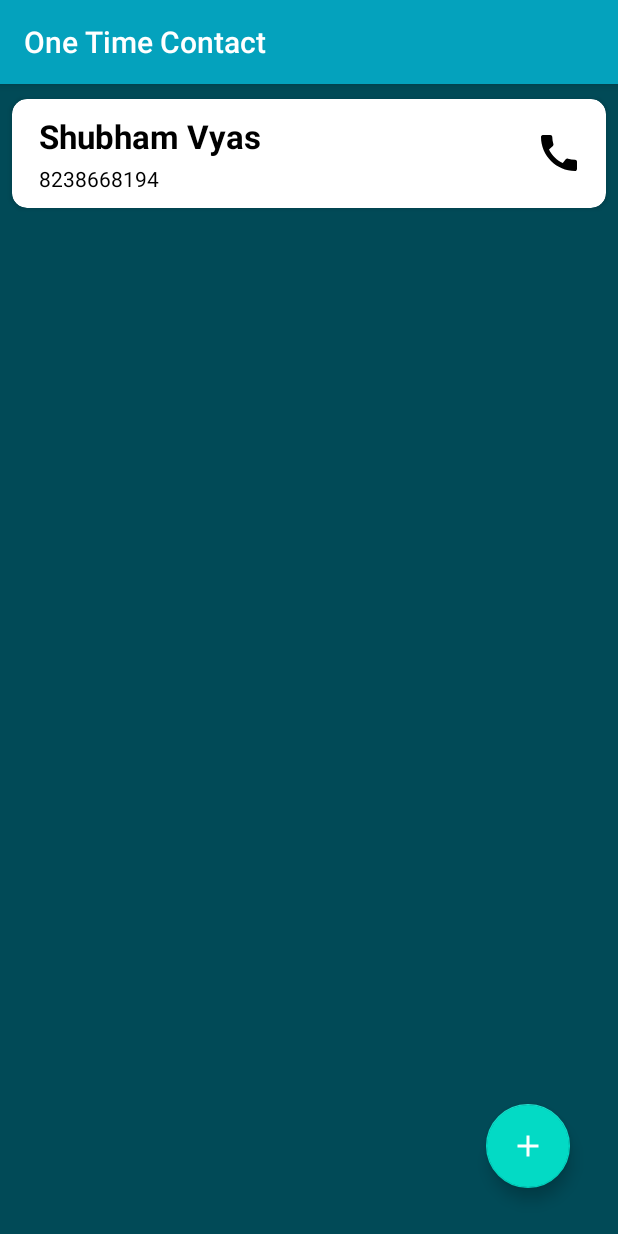
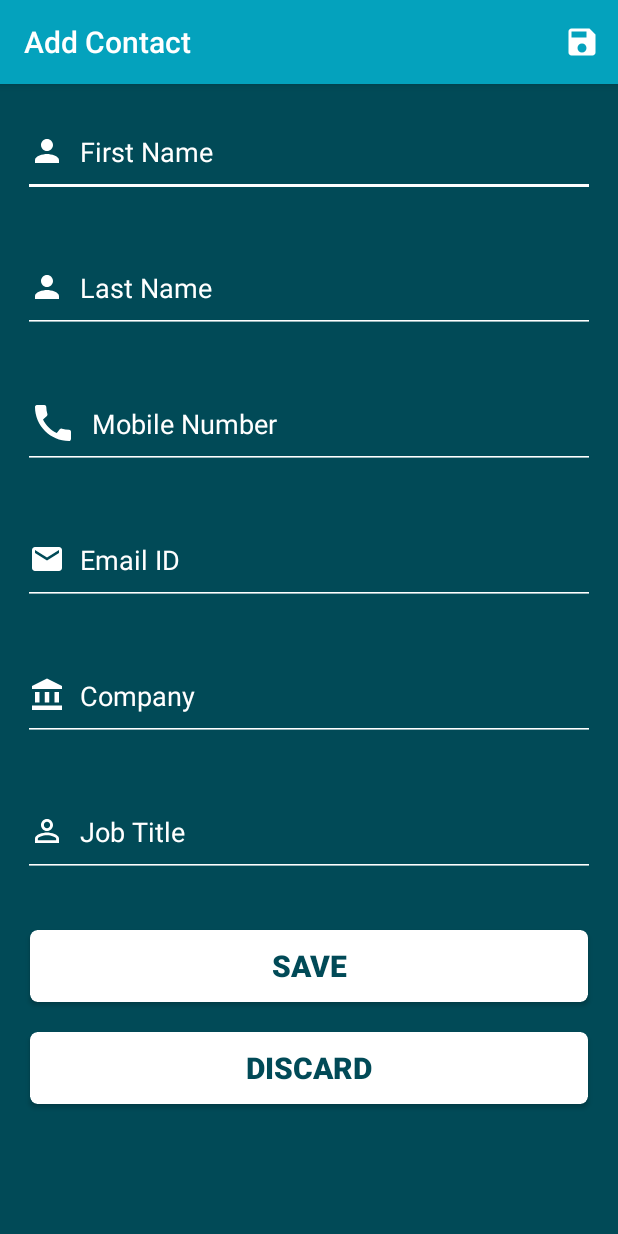
Before and after one commit to encycode/oneTimeContacts, an Android app: the screen it shows after launch (MainActivity before the commit, AddContact after it), on a phone screen of 412 x 824 dp. Run offline under Robolectric (Android 15) with nearby library versions, the phone set to English and light mode, and no system bars.

```diff
--- /dev/null
+++ b/app/src/main/java/com/encycode/onetimecontact/AddContact.java
@@ -0,0 +1,85 @@
+package com.encycode.onetimecontact;
+
+import androidx.annotation.NonNull;
+import androidx.appcompat.app.AppCompatActivity;
+
+import android.content.Intent;
+import android.os.Bundle;
+import android.view.Menu;
+import android.view.MenuInflater;
+import android.view.MenuItem;
+import android.widget.Button;
+import android.widget.EditText;
+import android.widget.Toast;
+
+public class AddContact extends AppCompatActivity {
+
+    private EditText fName, lName, mobile, email, company, jobTitle;
+    private Button save, discard;
+
+    @Override
+    protected void onCreate(Bundle savedInstanceState) {
+        super.onCreate(savedInstanceState);
+        setContentView(R.layout.activity_add_contact);
+
+        getSupportActionBar().setHomeAsUpIndicator(R.drawable.close);
+        setTitle("Add Contact");
+
+        fName = findViewById(R.id.firstNameET);
+        lName = findViewById(R.id.lastNameET);
+        mobile = findViewById(R.id.mobileNumberET);
+        email = findViewById(R.id.emailIdET);
+        company = findViewById(R.id.companyET);
+        jobTitle = findViewById(R.id.jobET);
+
+        save = findViewById(R.id.saveBtn);
+        discard = findViewById(R.id.discardBtn);
+    }
+    private void saveContact()
+    {
+        String fNameStr = fName.getText().toString();
+        String lNameStr = lName.getText().toString();
+        String mobileStr = mobile.getText().toString();
+        String emailStr = email.getText().toString();
+        String companyStr = company.getText().toString();
+        String jobStr = jobTitle.getText().toString();
+
+        if(fNameStr.trim().isEmpty() || mobileStr.trim().isEmpty())
+        {
+            Toast.makeText(this, "Please inserts Mandatory fields", Toast.LENGTH_SHORT).show();
+            return;
+        }
+
+        Intent data = new Intent();
+        data.putExtra("fName",fNameStr);
+        data.putExtra("lname",lNameStr);
+        data.putExtra("mobile",mobileStr);
+        data.putExtra("email",emailStr);
+        data.putExtra("company",companyStr);
+        data.putExtra("jobTitle",jobStr);
+
+        setResult(RESULT_OK,data);
+        finish();
+    }
+
+    @Override
+    public boolean onCreateOptionsMenu(Menu menu) {
+        MenuInflater menuInflater = getMenuInflater();
+        menuInflater.inflate(R.menu.add_contact_menu, menu);
+        return true;
+    }
+
+    @Override
+    public boolean onOptionsItemSelected(@NonNull MenuItem item) {
+
+        switch (item.getItemId()) {
+            case R.id.saveContact:
+                saveContact();
+                return true;
+
+            default:
+                return super.onOptionsItemSelected(item);
+        }
+
+    }
+}
--- /dev/null
+++ b/app/src/main/res/drawable/close.xml
@@ -0,0 +1,5 @@
+<vector android:height="24dp" android:tint="#FFFFFF"
+    android:viewportHeight="24" android:viewportWidth="24"
+    android:width="24dp" xmlns:android="http://schemas.android.com/apk/res/android">
+    <path android:fillColor="@android:color/white" android:pathData="M19,6.41L17.59,5 12,10.59 6.41,5 5,6.41 10.59,12 5,17.59 6.41,19 12,13.41 17.59,19 19,17.59 13.41,12z"/>
+</vector>
--- /dev/null
+++ b/app/src/main/res/drawable/company.xml
@@ -0,0 +1,9 @@
+<vector android:height="24dp" android:tint="#FFFFFF"
+    android:viewportHeight="24" android:viewportWidth="24"
+    android:width="24dp" xmlns:android="http://schemas.android.com/apk/res/android">
+    <path android:fillColor="@android:color/white" android:pathData="M4,10h3v7h-3z"/>
+    <path android:fillColor="@android:color/white" android:pathData="M10.5,10h3v7h-3z"/>
+    <path android:fillColor="@android:color/white" android:pathData="M2,19h20v3h-20z"/>
+    <path android:fillColor="@android:color/white" android:pathData="M17,10h3v7h-3z"/>
+    <path android:fillColor="@android:color/white" android:pathData="M12,1l-10,5l0,2l20,0l0,-2z"/>
+</vector>
--- /dev/null
+++ b/app/src/main/res/drawable/email.xml
@@ -0,0 +1,5 @@
+<vector android:height="24dp" android:tint="#FFFFFF"
+    android:viewportHeight="24" android:viewportWidth="24"
+    android:width="24dp" xmlns:android="http://schemas.android.com/apk/res/android">
+    <path android:fillColor="@android:color/white" android:pathData="M20,4L4,4c-1.1,0 -1.99,0.9 -1.99,2L2,18c0,1.1 0.9,2 2,2h16c1.1,0 2,-0.9 2,-2L22,6c0,-1.1 -0.9,-2 -2,-2zM20,8l-8,5 -8,-5L4,6l8,5 8,-5v2z"/>
+</vector>
--- /dev/null
+++ b/app/src/main/res/drawable/job_title.xml
@@ -0,0 +1,5 @@
+<vector android:height="24dp" android:tint="#FFFFFF"
+    android:viewportHeight="24" android:viewportWidth="24"
+    android:width="24dp" xmlns:android="http://schemas.android.com/apk/res/android">
+    <path android:fillColor="@android:color/white" android:pathData="M12,5.9c1.16,0 2.1,0.94 2.1,2.1s-0.94,2.1 -2.1,2.1S9.9,9.16 9.9,8s0.94,-2.1 2.1,-2.1m0,9c2.97,0 6.1,1.46 6.1,2.1v1.1L5.9,18.1L5.9,17c0,-0.64 3.13,-2.1 6.1,-2.1M12,4C9.79,4 8,5.79 8,8s1.79,4 4,4 4,-1.79 4,-4 -1.79,-4 -4,-4zM12,13c-2.67,0 -8,1.34 -8,4v3h16v-3c0,-2.66 -5.33,-4 -8,-4z"/>
+</vector>
--- /dev/null
+++ b/app/src/main/res/drawable/person.xml
@@ -0,0 +1,5 @@
+<vector android:height="24dp" android:tint="#FFFFFF"
+    android:viewportHeight="24" android:viewportWidth="24"
+    android:width="24dp" xmlns:android="http://schemas.android.com/apk/res/android">
+    <path android:fillColor="@android:color/white" android:pathData="M12,12c2.21,0 4,-1.79 4,-4s-1.79,-4 -4,-4 -4,1.79 -4,4 1.79,4 4,4zM12,14c-2.67,0 -8,1.34 -8,4v2h16v-2c0,-2.66 -5.33,-4 -8,-4z"/>
+</vector>
--- /dev/null
+++ b/app/src/main/res/drawable/save.xml
@@ -0,0 +1,5 @@
+<vector android:height="24dp" android:tint="#FFFFFF"
+    android:viewportHeight="24" android:viewportWidth="24"
+    android:width="24dp" xmlns:android="http://schemas.android.com/apk/res/android">
+    <path android:fillColor="@android:color/white" android:pathData="M17,3L5,3c-1.11,0 -2,0.9 -2,2v14c0,1.1 0.89,2 2,2h14c1.1,0 2,-0.9 2,-2L21,7l-4,-4zM12,19c-1.66,0 -3,-1.34 -3,-3s1.34,-3 3,-3 3,1.34 3,3 -1.34,3 -3,3zM15,9L5,9L5,5h10v4z"/>
+</vector>
--- /dev/null
+++ b/app/src/main/res/layout/activity_add_contact.xml
@@ -0,0 +1,118 @@
+<?xml version="1.0" encoding="utf-8"?>
+<LinearLayout xmlns:android="http://schemas.android.com/apk/res/android"
+    xmlns:app="http://schemas.android.com/apk/res-auto"
+    xmlns:tools="http://schemas.android.com/tools"
+    android:layout_width="match_parent"
+    android:layout_height="match_parent"
+    android:orientation="vertical"
+    android:background="@color/colorPrimaryDark"
+    tools:context=".AddContact">
+
+    <EditText
+        android:id="@+id/firstNameET"
+        android:layout_width="match_parent"
+        android:layout_height="60dp"
+        android:hint="First Name"
+        android:textColorHint="@color/white"
+        android:backgroundTint="@color/white"
+        android:drawableLeft="@drawable/person"
+        android:drawablePadding="10dp"
+        android:layout_margin="15dp"/>
+
+    <EditText
+        android:id="@+id/lastNameET"
+        android:layout_width="match_parent"
+        android:layout_height="60dp"
+        android:hint="Last Name"
+        android:textColorHint="@color/white"
+        android:backgroundTint="@color/white"
+        android:drawableLeft="@drawable/person"
+        android:drawablePadding="10dp"
+        android:layout_margin="15dp"/>
+
+    <EditText
+        android:id="@+id/mobileNumberET"
+        android:layout_width="match_parent"
+        android:layout_height="60dp"
+        android:hint="Mobile Number"
+        android:textColorHint="@color/white"
+        android:backgroundTint="@color/white"
+        android:drawableLeft="@drawable/call"
+        android:drawableTint="@color/white"
+        android:inputType="number"
+        android:drawablePadding="10dp"
+        android:layout_margin="15dp"/>
+
+    <EditText
+        android:id="@+id/emailIdET"
+        android:layout_width="match_parent"
+        android:layout_height="60dp"
+        android:hint="Email ID"
+        android:textColorHint="@color/white"
+        android:backgroundTint="@color/white"
+        android:drawableLeft="@drawable/email"
+        android:drawablePadding="10dp"
+        android:layout_margin="15dp"/>
+
+    <EditText
+        android:id="@+id/companyET"
+        android:layout_width="match_parent"
+        android:layout_height="60dp"
+        android:hint="Company"
+        android:textColorHint="@color/white"
+        android:backgroundTint="@color/white"
+        android:drawableLeft="@drawable/company"
+        android:drawablePadding="10dp"
+        android:layout_margin="15dp"/>
+
+    <EditText
+        android:id="@+id/jobET"
+        android:layout_width="match_parent"
+        android:layout_height="60dp"
+        android:hint="Job Title"
+        android:textColorHint="@color/white"
+        android:backgroundTint="@color/white"
+        android:drawableLeft="@drawable/job_title"
+        android:drawablePadding="10dp"
+        android:layout_margin="15dp"/>
+
+    <androidx.cardview.widget.CardView
+        android:layout_width="match_parent"
+        android:layout_height="wrap_content"
+        app:cardCornerRadius="5dp"
+        android:layout_margin="20dp"
+        app:cardBackgroundColor="@color/white">
+
+        <Button
+            android:id="@+id/saveBtn"
+            android:layout_width="match_parent"
+            android:layout_height="match_parent"
+            android:background="@color/transparent"
+            android:text="Save"
+            android:textSize="20dp"
+            android:textStyle="bold"
+            android:textColor="@color/colorPrimaryDark"/>
+    </androidx.cardview.widget.CardView>
+
+    <androidx.cardview.widget.CardView
+        android:layout_width="match_parent"
+        android:layout_height="wrap_content"
+        app:cardCornerRadius="5dp"
+        android:layout_marginHorizontal="20dp"
+        android:layout_marginTop="0dp"
+        android:layout_marginBottom="20dp"
+        app:cardBackgroundColor="@color/white">
+
+        <Button
+            android:id="@+id/discardBtn"
+            android:layout_width="match_parent"
+            android:layout_height="match_parent"
+            android:background="@color/transparent"
+            android:text="discard"
+            android:textSize="20dp"
+            android:textStyle="bold"
+            android:textColor="@color/colorPrimaryDark"/>
+    </androidx.cardview.widget.CardView>
+
+
+</LinearLayout>
--- /dev/null
+++ b/app/src/main/res/menu/add_contact_menu.xml
@@ -0,0 +1,11 @@
+<?xml version="1.0" encoding="utf-8"?>
+<menu xmlns:android="http://schemas.android.com/apk/res/android"
+    xmlns:app="http://schemas.android.com/apk/res-auto">
+
+    <item
+        android:id="@+id/saveContact"
+        android:icon="@drawable/save"
+        android:title="Save"
+        app:showAsAction="ifRoom" />
+
+</menu>
--- /dev/null
+++ b/app/src/main/res/values-round/strings.xml
@@ -0,0 +1,3 @@
+<resources>
+    <string name="hello_world">Hello Round World!</string>
+</resources>
--- a/app/src/main/res/values/strings.xml
+++ b/app/src/main/res/values/strings.xml
@@ -1,3 +1,9 @@
 <resources>
     <string name="app_name">One Time Contact</string>
+    <string name="title_activity_add_contact">AddContact</string>
+    <!--
+    This string is used for square devices and overridden by hello_world in
+    values-round/strings.xml for round devices.
+    -->
+    <string name="hello_world">Hello Square World!</string>
 </resources>
```
Also changed, not shown: app/build.gradle (+7 -16 lines), app/src/main/AndroidManifest.xml (+25 -0 lines), app/src/main/java/com/encycode/onetimecontact/MainActivity.java (+20 -0 lines), app/src/main/res/values/dimens.xml (added, +15 -0 lines).
